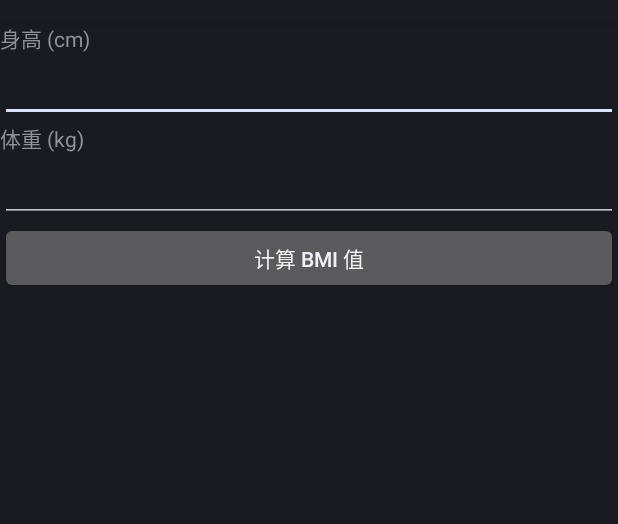
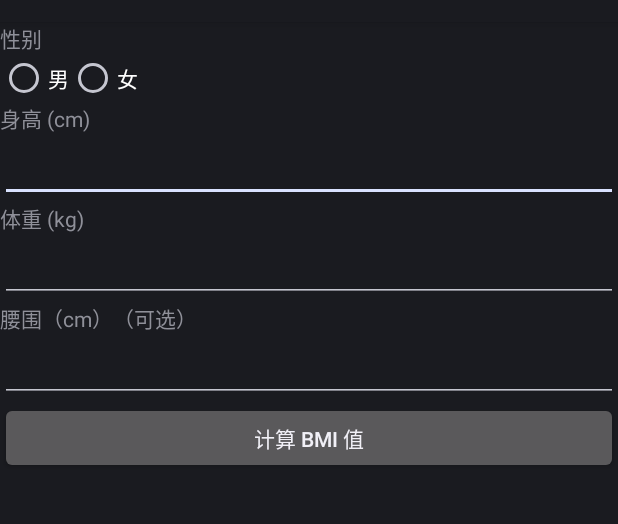
Before and after one commit to hotpro/xsyndrome, an Android app: the layout bmi_layout.xml on its own in the app's theme, with its tools: preview values and no code run, on a phone screen of 412 x 824 dp, the part 62-586 px from its top. Run offline under Robolectric (Android 15) with nearby library versions, the phone set to English and light mode, and no system bars.

Commit message:
add android annotation

```diff
--- a/build.gradle
+++ b/build.gradle
@@ -6,6 +6,9 @@ buildscript {
     }
     dependencies {
         classpath 'com.android.tools.build:gradle:0.9.+'
+
+        // the latest version of the android-apt plugin
+        classpath 'com.neenbedankt.gradle.plugins:android-apt:1.1'
     }
 }
 
--- a/xsyndrome/src/main/AndroidManifest.xml
+++ b/xsyndrome/src/main/AndroidManifest.xml
@@ -24,10 +24,14 @@
             </intent-filter>
         </activity>
         <activity android:name=".SubActivity" />
-        <activity android:name=".BMIActivity" >
+        <activity android:name=".BMIActivity_" >
         </activity>
         <activity android:name=".Pref" >
         </activity>
+
+        <activity android:name=".BloodPressureActivity_" >
+        </activity>
+
     </application>
 
 </manifest>
--- a/xsyndrome/src/main/java/me/yutao/xsyndrome/EntryActivity.java
+++ b/xsyndrome/src/main/java/me/yutao/xsyndrome/EntryActivity.java
@@ -21,12 +21,10 @@ public class EntryActivity extends BaseActivity implements OnClickListener {
 		setListener();
 	}
 
-	@Override
 	public void init() {
 
 	}
 
-	@Override
 	public void getView() {
 		menu1 = (TextView)findViewById(R.id.menu1);
 		menu2 = (TextView)findViewById(R.id.menu2);
@@ -34,7 +32,6 @@ public class EntryActivity extends BaseActivity implements OnClickListener {
 		menu4 = (TextView)findViewById(R.id.menu4);
 	}
 
-	@Override
 	public void setListener() {
 		menu1.setOnClickListener(this);
 		menu2.setOnClickListener(this);
--- a/xsyndrome/src/main/java/me/yutao/xsyndrome/SubActivity.java
+++ b/xsyndrome/src/main/java/me/yutao/xsyndrome/SubActivity.java
@@ -16,12 +16,14 @@ public class SubActivity extends EntryActivity {
 
 	@Override
 	public void onClickMenu1() {
+        Intent intent = new Intent(this, BloodPressureActivity_.class);
+        startActivity(intent);
 
 	}
 
 	@Override
 	public void onClickMenu2() {
-		Intent intent = new Intent(this, BMIActivity.class);
+		Intent intent = new Intent(this, BMIActivity_.class);
 		startActivity(intent);
 	}
 
--- a/xsyndrome/src/main/res/layout/bmi_layout.xml
+++ b/xsyndrome/src/main/res/layout/bmi_layout.xml
@@ -3,6 +3,30 @@
     android:layout_width="match_parent"
     android:layout_height="match_parent"
     android:orientation="vertical" >
+
+    <TextView
+        android:layout_width="fill_parent"
+        android:layout_height="wrap_content"
+        android:text="@string/gender" />
+
+    <RadioGroup
+        android:id="@+id/gender"
+        android:orientation="horizontal"
+        android:layout_width="wrap_content"
+        android:layout_height="wrap_content">
+        <RadioButton
+            android:id="@+id/male"
+            android:layout_width="wrap_content"
+            android:layout_height="wrap_content"
+            android:text="@string/male"/>
+        <RadioButton
+            android:id="@+id/female"
+            android:layout_width="wrap_content"
+            android:layout_height="wrap_content"
+            android:text="@string/female"
+            />
+
+    </RadioGroup>
 
     <TextView
         android:layout_width="fill_parent"
@@ -29,6 +53,19 @@
         android:singleLine="true"
         android:text="" />
 
+    <TextView
+        android:layout_width="fill_parent"
+        android:layout_height="wrap_content"
+        android:text="@string/bmi_waist" />
+
+    <EditText
+        android:id="@+id/waist"
+        android:layout_width="fill_parent"
+        android:layout_height="wrap_content"
+        android:inputType="numberDecimal"
+        android:singleLine="true"
+        android:text="" />
+
     <Button
         android:id="@+id/submit"
         android:layout_width="fill_parent"
--- a/xsyndrome/src/main/res/values/strings.xml
+++ b/xsyndrome/src/main/res/values/strings.xml
@@ -9,4 +9,17 @@
     <string name="input_error">打错了吗？只能输入数字喔</string>
     <string name="ok_label">确认</string>
     <string name="homepage_label">首页</string>
+    <string name="bp_systolic">收缩压（mmHg）</string>
+    <string name="bp_diastolic">舒张压（mmHg）</string>
+    <string name="bp_btn">计算血压</string>
+    <string name="bp_normal">正常血压</string>
+    <string name="bp_high_level_3">3级高血压（重度）</string>
+    <string name="bp_high_level_2">2级高血压（中度）</string>
+    <string name="bp_high_level_1">1级高血压（轻度）</string>
+    <string name="bp_high_normal">正常高值</string>
+    <string name="gender">性别</string>
+    <string name="male">男</string>
+    <string name="female">女</string>
+    <string name="bmi_waist">腰围（cm）（可选）</string>
+    <string name="bmi_waist_heavy">腹型肥胖</string>
 </resources>
```
Also changed, not shown: xsyndrome/build.gradle (+22 -0 lines), xsyndrome/src/main/java/me/yutao/xsyndrome/BMIActivity.java (+45 -47 lines), xsyndrome/src/main/java/me/yutao/xsyndrome/BaseActivity.java (+1 -18 lines), xsyndrome/src/main/java/me/yutao/xsyndrome/BloodPressureActivity.java (+40 -11 lines), xsyndrome/src/main/res/layout/blood_pressure_activity.xml (+5 -5 lines), 3 other files.
